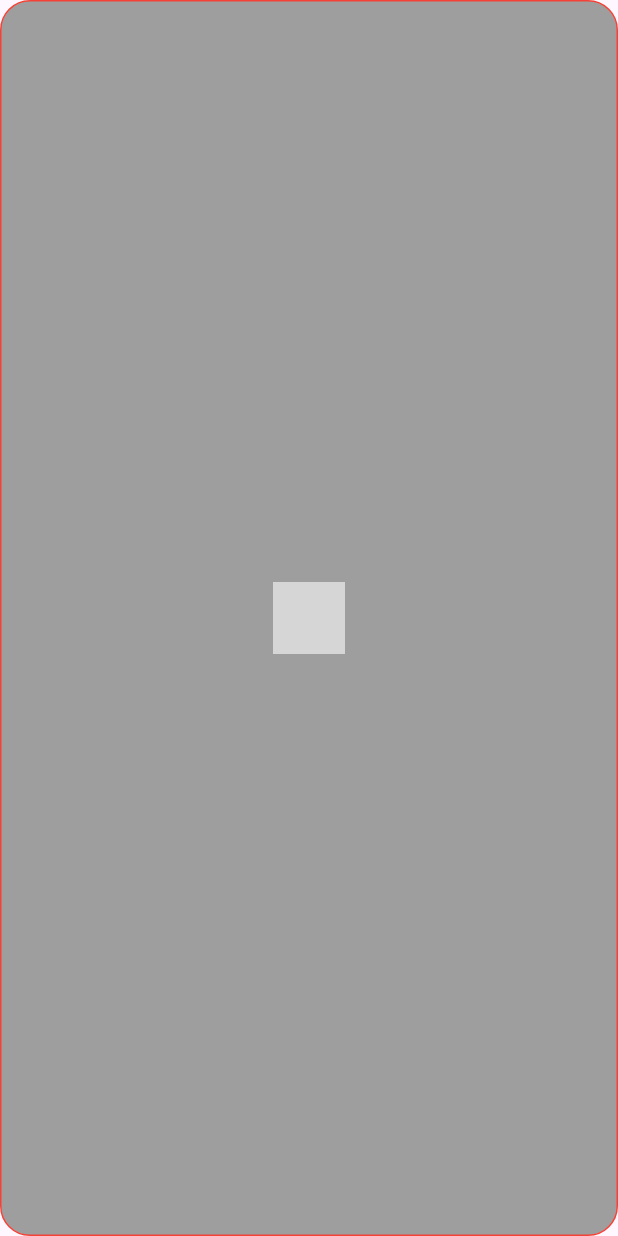
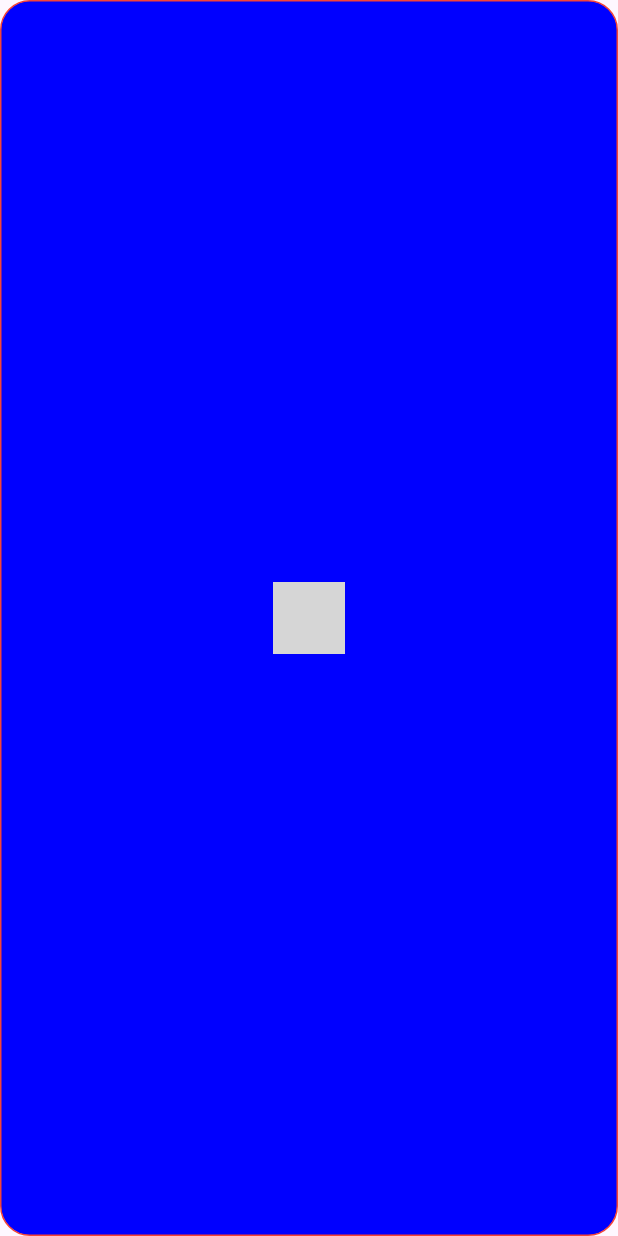
Before and after one commit to patishavir/trivia_guru, a Flutter app: the GameOver screen opened by its route, on a phone screen of 412 x 824 dp. Run offline on Flutter 3.47's test engine with Material 3 defaults, Android fonts, the phone set to English and light mode, and no system bars; our stand-ins replace confetti, flutter_svg, get; missing offline and left inert: blinking_text; grey boxes are pictures that could not be loaded.

Commit message:
trivia_guru commit 20240416_

```diff
--- a/lib/common/gui_utils.dart
+++ b/lib/common/gui_utils.dart
@@ -3,3 +3,4 @@ import 'package:flutter/material.dart';
 Size getSize(BuildContext context) {
   return MediaQuery.of(context).size;
 }
+Color blue_255 = const Color.fromARGB(255, 0, 0, 255);
--- a/lib/config/game_config.dart
+++ b/lib/config/game_config.dart
@@ -8,7 +8,7 @@ class GameConfig {
   static const double fontSize = 24.0;
   static const String hebFontFamily = "gadi-almog";
   static const String enFontFamily = "NovaSlim";
-  static const int questionsPerGame = 3;
+  static const int questionsPerGame = 2;
   static const int confettiAnimationDuration = 3;
   static const Locale hebrewIlLocale = Locale('he', 'IL');
   static const Locale englishUsLocale = Locale('en', 'US');
@@ -16,7 +16,7 @@ class GameConfig {
   static const Locale fallbackLocale = englishUsLocale;
   static const Locale currentLocale = hebrewIlLocale;
   // static const Locale currentLocale = englishUsLocale;
-  static const String questionsFilePath = "assets/questions/q9.json";
+  static const String questionsFilePath = "assets/questions/q3.json";
   static const String imagesFolderFilePath = "assets/images";
   static const String iconsFolderFilePath = "assets/icons";
 }
--- a/lib/views/game_over.dart
+++ b/lib/views/game_over.dart
@@ -1,6 +1,7 @@
 import 'package:flutter/material.dart';
 import 'package:blinking_text/blinking_text.dart';
 import 'package:get/get.dart';
+import '../common/gui_utils.dart';
 
 class GameOver extends StatelessWidget {
   String myText;
@@ -24,7 +25,7 @@ class GameOver extends StatelessWidget {
             decoration: BoxDecoration(
               border: Border.all(color: Colors.red),
               borderRadius: BorderRadius.circular(20),
-              color: Colors.grey,
+              color: blue_255,
             ),
             child: Center(
               child: FittedBox(
@@ -32,8 +33,8 @@ class GameOver extends StatelessWidget {
                 child: BlinkText(myText.tr,
                     style:  TextStyle( fontSize:  MediaQuery.of(context).size.width/10,
                         fontWeight: FontWeight.bold, color: Colors.redAccent),
-                    beginColor: Colors.blue.shade900,
-                    endColor: Colors.orange,
+                    beginColor: Colors.grey.shade900,
+                    endColor: Colors.white,
                     times: 5,
                     duration: const Duration(seconds: 1)),
               ),
--- a/lib/views/home_page.dart
+++ b/lib/views/home_page.dart
@@ -115,7 +115,7 @@ class HomePage extends StatelessWidget {
       margin: const EdgeInsets.all(4.0),
       padding: const EdgeInsets.all(4.0),
       decoration: BoxDecoration(
-        color: const Color.fromARGB(255, 0, 0, 255),
+        color:  blue_255,
         border: Border.all(color: Colors.black, width: 1.0),
       ),
       child: Text(
```
Also changed, not shown: assets/questions/bak/q9.json (renamed from assets/questions/q9.json), assets/questions/q3.json (renamed from assets/questions/bak/q3.json).
